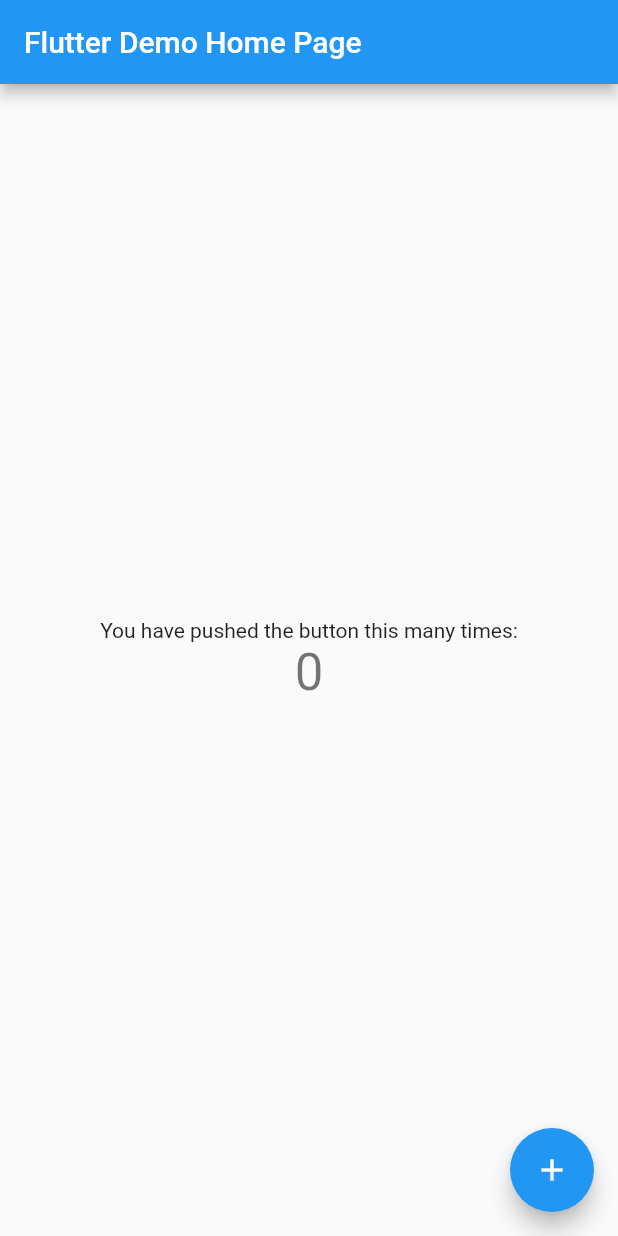
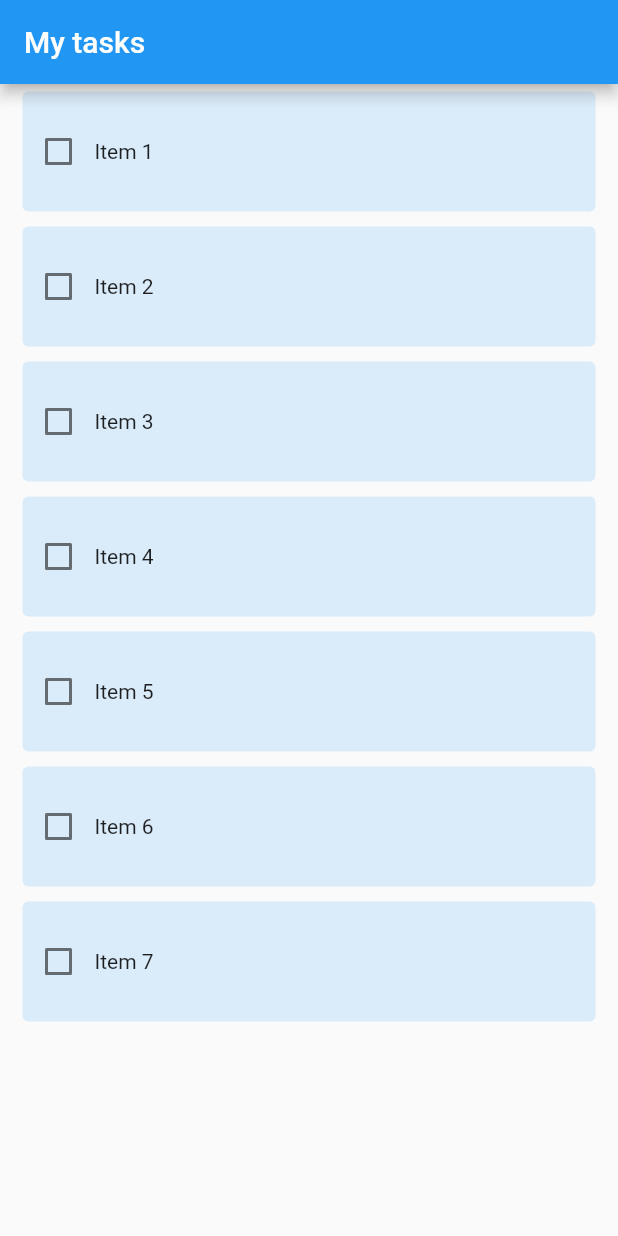
Before and after one commit to yukasolano/coconut, a Flutter app: the screen it shows after launch, on a phone screen of 412 x 824 dp. Run offline on Flutter 3.47's test engine with Material 2 defaults, Android fonts, the phone set to English and light mode, and no system bars.

Commit message:
Create task list page

```diff
--- a/lib/main.dart
+++ b/lib/main.dart
@@ -1,3 +1,4 @@
+import 'package:coconut/tasks_list_page.dart';
 import 'package:flutter/material.dart';
 
 void main() {
@@ -7,109 +8,14 @@ void main() {
 class MyApp extends StatelessWidget {
   const MyApp({Key? key}) : super(key: key);
 
-  // This widget is the root of your application.
   @override
   Widget build(BuildContext context) {
     return MaterialApp(
-      title: 'Flutter Demo',
+      title: 'Coconut',
       theme: ThemeData(
-        // This is the theme of your application.
-        //
-        // Try running your application with "flutter run". You'll see the
-        // application has a blue toolbar. Then, without quitting the app, try
-        // changing the primarySwatch below to Colors.green and then invoke
-        // "hot reload" (press "r" in the console where you ran "flutter run",
-        // or simply save your changes to "hot reload" in a Flutter IDE).
-        // Notice that the counter didn't reset back to zero; the application
-        // is not restarted.
         primarySwatch: Colors.blue,
       ),
-      home: const MyHomePage(title: 'Flutter Demo Home Page'),
+      home: const TasksListPage(),
     );
   }
 }
-
-class MyHomePage extends StatefulWidget {
-  const MyHomePage({Key? key, required this.title}) : super(key: key);
-
-  // This widget is the home page of your application. It is stateful, meaning
-  // that it has a State object (defined below) that contains fields that affect
-  // how it looks.
-
-  // This class is the configuration for the state. It holds the values (in this
-  // case the title) provided by the parent (in this case the App widget) and
-  // used by the build method of the State. Fields in a Widget subclass are
-  // always marked "final".
-
-  final String title;
-
-  @override
-  State<MyHomePage> createState() => _MyHomePageState();
-}
-
-class _MyHomePageState extends State<MyHomePage> {
-  int _counter = 0;
-
-  void _incrementCounter() {
-    setState(() {
-      // This call to setState tells the Flutter framework that something has
-      // changed in this State, which causes it to rerun the build method below
-      // so that the display can reflect the updated values. If we changed
-      // _counter without calling setState(), then the build method would not be
-      // called again, and so nothing would appear to happen.
-      _counter++;
-    });
-  }
-
-  @override
-  Widget build(BuildContext context) {
-    // This method is rerun every time setState is called, for instance as done
-    // by the _incrementCounter method above.
-    //
-    // The Flutter framework has been optimized to make rerunning build methods
-    // fast, so that you can just rebuild anything that needs updating rather
-    // than having to individually change instances of widgets.
-    return Scaffold(
-      appBar: AppBar(
-        // Here we take the value from the MyHomePage object that was created by
-        // the App.build method, and use it to set our appbar title.
-        title: Text(widget.title),
-      ),
-      body: Center(
-        // Center is a layout widget. It takes a single child and positions it
-        // in the middle of the parent.
-        child: Column(
-          // Column is also a layout widget. It takes a list of children and
-          // arranges them vertically. By default, it sizes itself to fit its
-          // children horizontally, and tries to be as tall as its parent.
-          //
-          // Invoke "debug painting" (press "p" in the console, choose the
-          // "Toggle Debug Paint" action from the Flutter Inspector in Android
-          // Studio, or the "Toggle Debug Paint" command in Visual Studio Code)
-          // to see the wireframe for each widget.
-          //
-          // Column has various properties to control how it sizes itself and
-          // how it positions its children. Here we use mainAxisAlignment to
-          // center the children vertically; the main axis here is the vertical
-          // axis because Columns are vertical (the cross axis would be
-          // horizontal).
-          mainAxisAlignment: MainAxisAlignment.center,
-          children: <Widget>[
-            const Text(
-              'You have pushed the button this many times:',
-            ),
-            Text(
-              '$_counter',
-              style: Theme.of(context).textTheme.headline4,
-            ),
-          ],
-        ),
-      ),
-      floatingActionButton: FloatingActionButton(
-        onPressed: _incrementCounter,
-        tooltip: 'Increment',
-        child: const Icon(Icons.add),
-      ), // This trailing comma makes auto-formatting nicer for build methods.
-    );
-  }
-}
--- /dev/null
+++ b/lib/task.dart
@@ -0,0 +1,8 @@
+class Task {
+  final String name;
+  bool checked;
+  final int id;
+
+  Task({required this.name, required this.checked, required this.id});
+
+}
--- /dev/null
+++ b/lib/task_item.dart
@@ -0,0 +1,42 @@
+import 'package:coconut/task.dart';
+import 'package:flutter/material.dart';
+
+class TaskItem extends StatefulWidget {
+
+  Task task;
+
+  TaskItem({Key? key, required this.task})
+      : super(key: key);
+
+  @override
+  State<TaskItem> createState() => _TaskItemState();
+}
+
+class _TaskItemState extends State<TaskItem> {
+  @override
+  Widget build(BuildContext context) {
+    final ColorScheme colorScheme = Theme.of(context).colorScheme;
+    return Padding(
+      key: Key('${widget.task.id}'),
+      padding: const EdgeInsets.all(5.0),
+      child: Container(
+          decoration: BoxDecoration(
+            borderRadius: BorderRadius.circular(4),
+            color: colorScheme.primary.withOpacity(0.15),
+          ),
+          height: 80,
+          child: Row(
+            children: [
+              Checkbox(
+                  value: widget.task.checked,
+                  onChanged: (bool? value) {
+                    setState(() {
+                      widget.task.checked = value!;
+                    });
+                  }),
+              Text(widget.task.name),
+            ],
+          )),
+    );
+  }
+}
--- /dev/null
+++ b/lib/tasks_list.dart
@@ -0,0 +1,46 @@
+import 'package:coconut/task.dart';
+import 'package:coconut/task_item.dart';
+import 'package:flutter/material.dart';
+
+class TasksList extends StatefulWidget {
+  const TasksList({super.key});
+
+  @override
+  State<TasksList> createState() => _TasksListState();
+}
+
+class _TasksListState extends State<TasksList> {
+  //final List<int> _items = List<int>.generate(50, (int index) => index);
+ final List<Task> _items = [
+   Task(name: "Item 1", checked: false, id: 0),
+   Task(name: "Item 2", checked: false, id: 1),
+   Task(name: "Item 3", checked: false, id: 2),
+   Task(name: "Item 4", checked: false, id: 3),
+   Task(name: "Item 5", checked: false, id: 4),
+   Task(name: "Item 6", checked: false, id: 5),
+   Task(name: "Item 7", checked: false, id: 6),
+ ];
+
+  @override
+  Widget build(BuildContext context) {
+    return ReorderableListView(
+      padding: const EdgeInsets.symmetric(horizontal: 10),
+      children: <Widget>[
+        for (int index = 0; index < _items.length; index += 1)
+          TaskItem(
+            task: _items[index],
+            key: Key('${_items[index].id}'),
+          )
+      ],
+      onReorder: (int oldIndex, int newIndex) {
+        setState(() {
+          if (oldIndex < newIndex) {
+            newIndex -= 1;
+          }
+          final Task item = _items.removeAt(oldIndex);
+          _items.insert(newIndex, item);
+        });
+      },
+    );
+  }
+}
--- /dev/null
+++ b/lib/tasks_list_page.dart
@@ -0,0 +1,16 @@
+import 'package:coconut/tasks_list.dart';
+import 'package:flutter/material.dart';
+
+class TasksListPage extends StatelessWidget {
+  const TasksListPage({Key? key}) : super(key: key);
+
+  @override
+  Widget build(BuildContext context) {
+    return Scaffold(
+      appBar: AppBar(
+        title: const Text("My tasks"),
+      ),
+      body: const TasksList(),
+    );
+  }
+}
```
